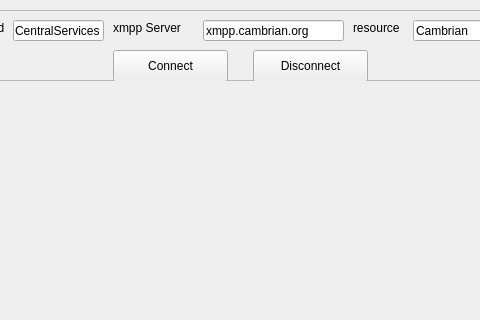
Above: src/forms/MainWindow.ui from jvalvert/societas before the change; both pictures show x 237 to 717 and y 0 to 320 of the 800 by 600 pixel window. Below: the same form after it.
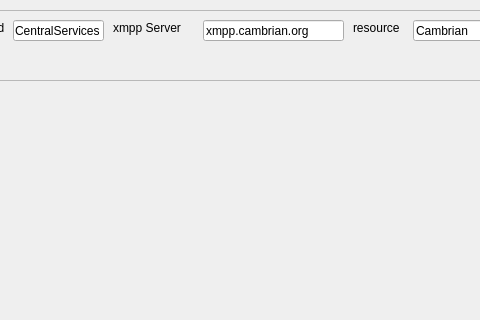
That is the form after the change.

Patch:
```diff
--- a/src/forms/MainWindow.ui
+++ b/src/forms/MainWindow.ui
@@ -159,32 +159,6 @@
     <property name="frameShadow">
      <enum>QFrame::Raised</enum>
     </property>
-    <widget class="QPushButton" name="disconnect_2">
-     <property name="geometry">
-      <rect>
-       <x>460</x>
-       <y>40</y>
-       <width>115</width>
-       <height>32</height>
-      </rect>
-     </property>
-     <property name="text">
-      <string>Disconnect</string>
-     </property>
-    </widget>
-    <widget class="QPushButton" name="connect_2">
-     <property name="geometry">
-      <rect>
-       <x>320</x>
-       <y>40</y>
-       <width>115</width>
-       <height>32</height>
-      </rect>
-     </property>
-     <property name="text">
-      <string>Connect</string>
-     </property>
-    </widget>
    </widget>
    <zorder>frame</zorder>
    <zorder>label_3</zorder>
```
